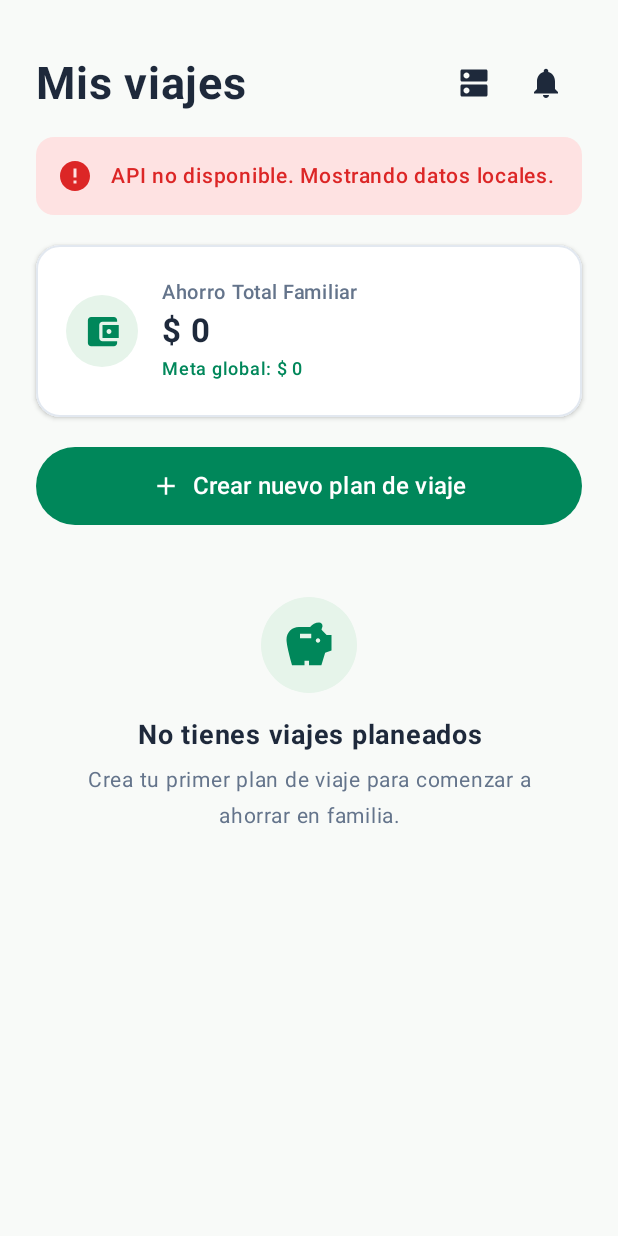
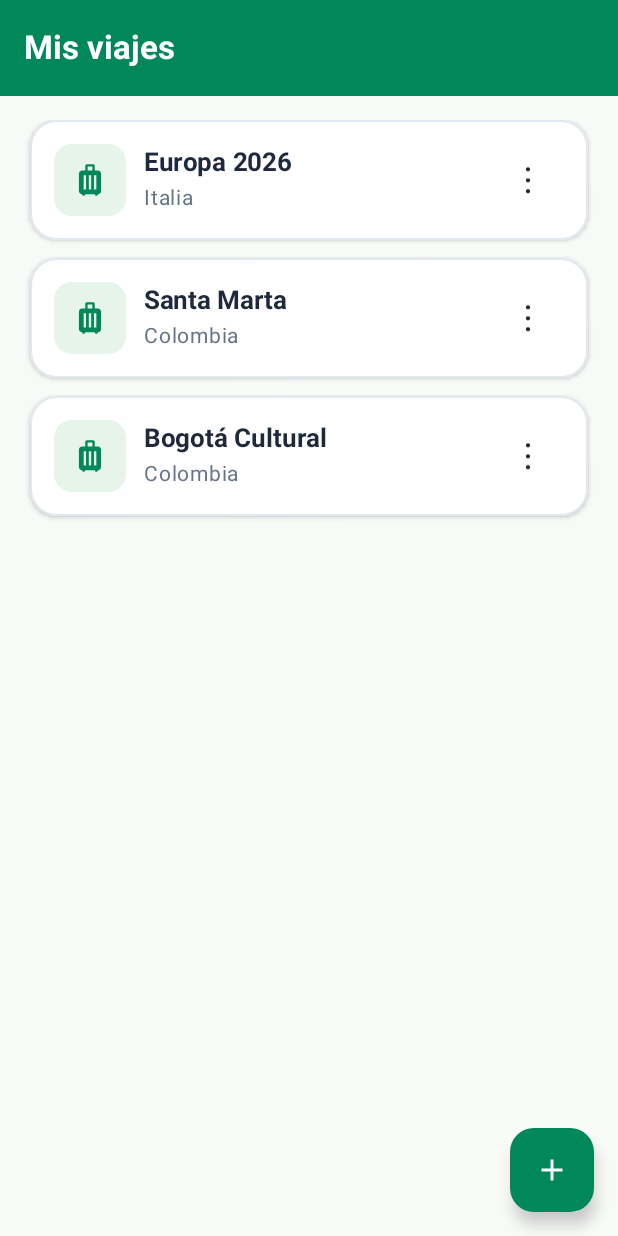
Before and after one commit to Mik17-sr/Parcial2PPC, an Android app built with Jetpack Compose: the screen it shows after launch (MainActivity), on a phone screen of 412 x 824 dp. Run offline under Robolectric (Android 15) with nearby library versions, the phone set to English and light mode, and no system bars.

Commit message:
home screen and components

```diff
--- a/app/src/main/java/com/udistrital/parcial2ppc/MainActivity.kt
+++ b/app/src/main/java/com/udistrital/parcial2ppc/MainActivity.kt
@@ -4,18 +4,14 @@ import android.os.Bundle
 import androidx.activity.ComponentActivity
 import androidx.activity.compose.setContent
 import androidx.activity.enableEdgeToEdge
-import androidx.activity.viewModels
 import androidx.compose.foundation.layout.fillMaxSize
 import androidx.compose.material3.MaterialTheme
 import androidx.compose.material3.Surface
 import androidx.compose.ui.Modifier
 import com.udistrital.parcial2ppc.presentation.navigation.AppNavigation
 import com.udistrital.parcial2ppc.presentation.theme.PlansPPCTheme
-import com.udistrital.parcial2ppc.presentation.viewmodel.SavingsViewModel
 
 class MainActivity : ComponentActivity() {
-    private val viewModel: SavingsViewModel by viewModels()
-
     override fun onCreate(savedInstanceState: Bundle?) {
         super.onCreate(savedInstanceState)
         enableEdgeToEdge()
@@ -25,7 +21,7 @@ class MainActivity : ComponentActivity() {
                     modifier = Modifier.fillMaxSize(),
                     color = MaterialTheme.colorScheme.background
                 ) {
-                    AppNavigation(viewModel = viewModel)
+                    AppNavigation()
                 }
             }
         }
--- a/app/src/main/java/com/udistrital/parcial2ppc/presentation/navigation/AppNavigation.kt
+++ b/app/src/main/java/com/udistrital/parcial2ppc/presentation/navigation/AppNavigation.kt
@@ -1,71 +1,9 @@
 package com.udistrital.parcial2ppc.presentation.navigation
 
 import androidx.compose.runtime.Composable
-import androidx.compose.runtime.collectAsState
-import androidx.compose.runtime.getValue
-import com.udistrital.parcial2ppc.presentation.crear_viaje.CrearPlanScreen
-import com.udistrital.parcial2ppc.presentation.detalle_plan.DetallePlanScreen
-import com.udistrital.parcial2ppc.presentation.home.HomeScreen
-import com.udistrital.parcial2ppc.presentation.registrar_pago.RegistrarPagoScreen
-import com.udistrital.parcial2ppc.presentation.viewmodel.SavingsViewModel
-import com.udistrital.parcial2ppc.presentation.viewmodel.Screen
+import com.udistrital.parcial2ppc.presentation.viajes.ViajesScreen
 
 @Composable
-fun AppNavigation(
-    viewModel: SavingsViewModel
-) {
-    val currentScreen by viewModel.currentScreen.collectAsState()
-    val planesList by viewModel.planesList.collectAsState()
-    val selectedPlanDetail by viewModel.selectedPlanDetail.collectAsState()
-    val selectedPlanMiembros by viewModel.selectedPlanMiembros.collectAsState()
-    val isLoading by viewModel.isLoading.collectAsState()
-    val errorMessage by viewModel.errorMessage.collectAsState()
-
-    when (val screen = currentScreen) {
-        is Screen.Home -> {
-            HomeScreen(
-                planes = planesList,
-                isLoading = isLoading,
-                errorMessage = errorMessage,
-                onNavigateToCreatePlan = { viewModel.navigateTo(Screen.CreatePlan) },
-                onSelectPlan = { planId -> viewModel.navigateTo(Screen.PlanDetailView(planId)) },
-                onUpdateServerUrl = { newUrl -> viewModel.updateServerUrl(newUrl) }
-            )
-        }
-        is Screen.CreatePlan -> {
-            CrearPlanScreen(
-                errorMessage = errorMessage,
-                isLoading = isLoading,
-                onBack = { viewModel.navigateTo(Screen.Home) },
-                onCreatePlan = { motivo, meta, meses, miembros ->
-                    viewModel.crearPlan(motivo, meta, meses, miembros) {
-                        viewModel.navigateTo(Screen.Home)
-                    }
-                }
-            )
-        }
-        is Screen.PlanDetailView -> {
-            DetallePlanScreen(
-                planDetail = selectedPlanDetail,
-                isLoading = isLoading,
-                onBack = { viewModel.navigateTo(Screen.Home) },
-                onNavigateToRegisterPayment = { planId ->
-                    viewModel.navigateTo(Screen.RegisterPayment(planId))
-                }
-            )
-        }
-        is Screen.RegisterPayment -> {
-            RegistrarPagoScreen(
-                miembros = selectedPlanMiembros,
-                errorMessage = errorMessage,
-                isLoading = isLoading,
-                onBack = { viewModel.navigateTo(Screen.PlanDetailView(screen.planId)) },
-                onRegisterPayment = { miembroId, monto ->
-                    viewModel.registrarPago(screen.planId, miembroId, monto) {
-                        viewModel.navigateTo(Screen.PlanDetailView(screen.planId))
-                    }
-                }
-            )
-        }
-    }
+fun AppNavigation() {
+    ViajesScreen()
 }
--- /dev/null
+++ b/app/src/main/java/com/udistrital/parcial2ppc/presentation/viajes/ViajesScreen.kt
@@ -0,0 +1,292 @@
+package com.udistrital.parcial2ppc.presentation.viajes
+
+import androidx.compose.foundation.BorderStroke
+import androidx.compose.foundation.background
+import androidx.compose.foundation.clickable
+import androidx.compose.foundation.layout.Arrangement
+import androidx.compose.foundation.layout.Box
+import androidx.compose.foundation.layout.Column
+import androidx.compose.foundation.layout.ColumnScope
+import androidx.compose.foundation.layout.Row
+import androidx.compose.foundation.layout.Spacer
+import androidx.compose.foundation.layout.fillMaxSize
+import androidx.compose.foundation.layout.fillMaxWidth
+import androidx.compose.foundation.layout.height
+import androidx.compose.foundation.layout.padding
+import androidx.compose.foundation.layout.size
+import androidx.compose.foundation.lazy.LazyColumn
+import androidx.compose.foundation.lazy.items
+import androidx.compose.foundation.shape.CircleShape
+import androidx.compose.foundation.shape.RoundedCornerShape
+import androidx.compose.foundation.text.KeyboardOptions
+import androidx.compose.material.icons.Icons
+import androidx.compose.material.icons.automirrored.filled.ArrowBack
+import androidx.compose.material.icons.filled.Add
+import androidx.compose.material.icons.filled.CalendarMonth
+import androidx.compose.material.icons.filled.LocationOn
+import androidx.compose.material.icons.filled.Luggage
+import androidx.compose.material.icons.filled.Save
+import androidx.compose.material.icons.filled.Tag
+import androidx.compose.material3.AlertDialog
+import androidx.compose.material3.Card
+import androidx.compose.material3.CardDefaults
+import androidx.compose.material3.DropdownMenu
+import androidx.compose.material3.DropdownMenuItem
+import androidx.compose.material3.ExperimentalMaterial3Api
+import androidx.compose.material3.FloatingActionButton
+import androidx.compose.material3.Icon
+import androidx.compose.material3.IconButton
+import androidx.compose.material3.MaterialTheme
+import androidx.compose.material3.OutlinedTextField
+import androidx.compose.material3.Scaffold
+import androidx.compose.material3.Text
+import androidx.compose.material3.TextButton
+import androidx.compose.material3.TopAppBar
+import androidx.compose.material3.TopAppBarDefaults
+import androidx.compose.runtime.Composable
+import androidx.compose.runtime.getValue
+import androidx.compose.runtime.mutableStateListOf
+import androidx.compose.runtime.mutableStateOf
+import androidx.compose.runtime.remember
+import androidx.compose.runtime.setValue
+import androidx.compose.ui.Alignment
+import androidx.compose.ui.Modifier
+import androidx.compose.ui.graphics.Color
+import androidx.compose.ui.text.font.FontWeight
+import androidx.compose.ui.text.input.KeyboardType
+import androidx.compose.ui.unit.dp
+import androidx.compose.ui.unit.sp
+import com.udistrital.parcial2ppc.presentation.components.PrimaryButton
+import com.udistrital.parcial2ppc.presentation.theme.CardBorder
+import com.udistrital.parcial2ppc.presentation.theme.GreenPrimary
+import com.udistrital.parcial2ppc.presentation.theme.GreenSecondary
+import com.udistrital.parcial2ppc.presentation.theme.TextDark
+import com.udistrital.parcial2ppc.presentation.theme.TextMuted
+
+private data class Place(val id: Long, val name: String, val description: String, val city: String, val category: String, val date: String)
+private data class Trip(val id: Long, val name: String, val destination: String, val start: String, val end: String, val places: List<Place> = emptyList())
+
+@Composable
+fun ViajesScreen() {
+    val trips = remember {
+        mutableStateListOf(
+            Trip(1, "Europa 2026", "Italia", "10 jun 2026", "20 jun 2026", listOf(
+                Place(11, "Coliseo Romano", "Anfiteatro romano, uno de los principales atractivos de Roma.", "Roma", "Histórico", "12 jun 2026"),
+                Place(12, "Fontana di Trevi", "Fuente monumental en el corazón de Roma.", "Roma", "Cultural", "13 jun 2026"),
+                Place(13, "Vaticano", "Museos y basílica de San Pedro.", "Ciudad del Vaticano", "Cultural", "15 jun 2026")
+            )),
+            Trip(2, "Santa Marta", "Colombia", "5 jul 2026", "12 jul 2026"),
+            Trip(3, "Bogotá Cultural", "Colombia", "18 ago 2026", "22 ago 2026")
+        )
+    }
+    var selectedTripId by remember { mutableStateOf<Long?>(null) }
+    var showingForm by remember { mutableStateOf(false) }
+    var editingPlace by remember { mutableStateOf(false) }
+    var deletingTrip by remember { mutableStateOf<Long?>(null) }
+    var deletingPlace by remember { mutableStateOf<Long?>(null) }
+    var tripMenu by remember { mutableStateOf<Long?>(null) }
+    var placeMenu by remember { mutableStateOf<Long?>(null) }
+    val selectedTrip = trips.firstOrNull { it.id == selectedTripId }
+
+    when {
+        showingForm && editingPlace -> PlaceFormScreen(
+            onBack = { showingForm = false; editingPlace = false },
+            onSave = { name, description, city, category, date ->
+                selectedTrip?.let { trip ->
+                    val updated = trip.copy(places = trip.places + Place(System.currentTimeMillis(), name, description, city, category, date))
+                    trips[trips.indexOfFirst { it.id == trip.id }] = updated
+                }
+                showingForm = false
+                editingPlace = false
+            }
+        )
+        showingForm -> TripFormScreen(
+            onBack = { showingForm = false },
+            onSave = { name, destination, start, end ->
+                trips.add(Trip(System.currentTimeMillis(), name, destination, start, end))
+                showingForm = false
+            }
+        )
+        selectedTrip != null -> TripDetailScreen(
+            trip = selectedTrip,
+            placeMenu = placeMenu,
+            onPlaceMenu = { placeMenu = it },
+            onBack = { selectedTripId = null },
+            onAddPlace = { editingPlace = true; showingForm = true },
+            onDeletePlace = { deletingPlace = it }
+        )
+        else -> TripListScreen(
+            trips = trips,
+            tripMenu = tripMenu,
+            onTripMenu = { tripMenu = it },
+            onOpenTrip = { selectedTripId = it },
+            onCreateTrip = { showingForm = true },
+            onDeleteTrip = { deletingTrip = it }
+        )
+    }
+
+    deletingTrip?.let { id ->
+        ConfirmDeleteDialog("¿Eliminar este viaje?", onConfirm = {
+            trips.removeAll { it.id == id }
+            deletingTrip = null
+        }, onDismiss = { deletingTrip = null })
+    }
+    deletingPlace?.let { id ->
+        ConfirmDeleteDialog("¿Eliminar este lugar?", onConfirm = {
+            selectedTrip?.let { trip ->
+                trips[trips.indexOfFirst { it.id == trip.id }] = trip.copy(places = trip.places.filterNot { it.id == id })
+            }
+            deletingPlace = null
+        }, onDismiss = { deletingPlace = null })
+    }
+}
+
+@OptIn(ExperimentalMaterial3Api::class)
+@Composable
+private fun TripListScreen(trips: List<Trip>, tripMenu: Long?, onTripMenu: (Long?) -> Unit, onOpenTrip: (Long) -> Unit, onCreateTrip: () -> Unit, onDeleteTrip: (Long) -> Unit) {
+    Scaffold(
+        topBar = { TopAppBar(title = { Text("Mis viajes", fontWeight = FontWeight.Bold) }, colors = TopAppBarDefaults.topAppBarColors(containerColor = GreenPrimary, titleContentColor = Color.White)) },
+        floatingActionButton = { FloatingActionButton(onClick = onCreateTrip, containerColor = GreenPrimary, contentColor = Color.White) { Icon(Icons.Default.Add, "Crear viaje") } }
+    ) { padding ->
+        if (trips.isEmpty()) {
+            Column(Modifier.fillMaxSize().padding(padding).padding(24.dp), horizontalAlignment = Alignment.CenterHorizontally, verticalArrangement = Arrangement.Center) {
+                Icon(Icons.Default.Luggage, null, tint = GreenPrimary, modifier = Modifier.size(56.dp))
+                Spacer(Modifier.height(12.dp)); Text("Aún no tienes viajes", fontSize = 20.sp, fontWeight = FontWeight.Bold, color = TextDark)
+                Text("Crea un viaje y agrega los lugares que quieres conocer.", color = TextMuted)
+            }
+        } else LazyColumn(Modifier.fillMaxSize().padding(padding).padding(horizontal = 20.dp, vertical = 16.dp), verticalArrangement = Arrangement.spacedBy(12.dp)) {
+            items(trips, key = { it.id }) { trip ->
+                Card(shape = RoundedCornerShape(18.dp), colors = CardDefaults.cardColors(containerColor = Color.White), border = BorderStroke(1.dp, CardBorder), elevation = CardDefaults.cardElevation(2.dp), modifier = Modifier.fillMaxWidth().clickable { onOpenTrip(trip.id) }) {
+                    Row(Modifier.fillMaxWidth().padding(16.dp), verticalAlignment = Alignment.CenterVertically) {
+                        LeadingIcon(Icons.Default.Luggage)
+                        Column(Modifier.weight(1f).padding(start = 12.dp)) {
+                            Text(trip.name, fontSize = 17.sp, fontWeight = FontWeight.Bold, color = TextDark)
+                            Text(trip.destination, color = TextMuted, fontSize = 14.sp)
+                        }
+                        Box {
+                            IconButton(onClick = { onTripMenu(trip.id) }) { Text("⋮", fontSize = 24.sp, color = TextDark) }
+                            DropdownMenu(expanded = tripMenu == trip.id, onDismissRequest = { onTripMenu(null) }) {
+                                DropdownMenuItem(text = { Text("Ver lugares") }, onClick = { onTripMenu(null); onOpenTrip(trip.id) })
+                                DropdownMenuItem(text = { Text("Eliminar viaje") }, onClick = { onTripMenu(null); onDeleteTrip(trip.id) })
+                            }
+                        }
+                    }
+                }
+            }
+        }
+    }
+}
+
+@OptIn(ExperimentalMaterial3Api::class)
+@Composable
+private fun TripDetailScreen(trip: Trip, placeMenu: Long?, onPlaceMenu: (Long?) -> Unit, onBack: () -> Unit, onAddPlace: () -> Unit, onDeletePlace: (Long) -> Unit) {
+    Scaffold(
+        topBar = { TopAppBar(title = { Text(trip.name, fontWeight = FontWeight.Bold) }, navigationIcon = { IconButton(onClick = onBack) { Icon(Icons.AutoMirrored.Filled.ArrowBack, "Volver", tint = Color.White) } }, colors = TopAppBarDefaults.topAppBarColors(containerColor = GreenPrimary, titleContentColor = Color.White)) },
+        floatingActionButton = { FloatingActionButton(onClick = onAddPlace, containerColor = GreenPrimary, contentColor = Color.White) { Icon(Icons.Default.Add, "Agregar lugar") } }
+    ) { padding ->
+        LazyColumn(Modifier.fillMaxSize().padding(padding).padding(horizontal = 20.dp, vertical = 16.dp), verticalArrangement = Arrangement.spacedBy(10.dp)) {
+            item {
+                Card(shape = RoundedCornerShape(18.dp), colors = CardDefaults.cardColors(containerColor = Color.White), border = BorderStroke(1.dp, CardBorder)) {
+                    Row(Modifier.fillMaxWidth().padding(16.dp), verticalAlignment = Alignment.CenterVertically) {
+                        LeadingIcon(Icons.Default.Luggage)
+                        Column(Modifier.padding(start = 12.dp)) {
+                            Text(trip.name, fontWeight = FontWeight.Bold, fontSize = 18.sp, color = TextDark)
+                            Text("📍  ${trip.destination}", color = TextDark, fontSize = 14.sp)
+                            Text("▦  ${trip.start} – ${trip.end}", color = TextMuted, fontSize = 13.sp)
+                        }
+                    }
+                }
+            }
+            item { Text("Lugares a visitar (${trip.places.size})", fontSize = 20.sp, fontWeight = FontWeight.Bold, color = TextDark, modifier = Modifier.padding(top = 6.dp, bottom = 2.dp)) }
+            if (trip.places.isEmpty()) item { Text("Agrega el primer lugar de este viaje.", color = TextMuted, modifier = Modifier.padding(vertical = 12.dp)) }
+            items(trip.places, key = { it.id }) { place ->
+                Card(shape = RoundedCornerShape(16.dp), colors = CardDefaults.cardColors(containerColor = Color.White), border = BorderStroke(1.dp, CardBorder), elevation = CardDefaults.cardElevation(1.dp)) {
+                    Row(Modifier.fillMaxWidth().padding(start = 12.dp, end = 4.dp, top = 10.dp, bottom = 10.dp), verticalAlignment = Alignment.CenterVertically) {
+                        LeadingIcon(Icons.Default.LocationOn)
+                        Column(Modifier.weight(1f).padding(start = 10.dp)) {
+                            Text(place.name, fontWeight = FontWeight.Bold, fontSize = 15.sp, color = TextDark)
+                            Row(verticalAlignment = Alignment.CenterVertically) { Icon(Icons.Default.CalendarMonth, null, tint = GreenPrimary, modifier = Modifier.size(15.dp)); Text(" ${place.date} · ${place.city}", color = TextMuted, fontSize = 12.sp) }
+                        }
+                        Box {
+                            IconButton(onClick = { onPlaceMenu(place.id) }) { Text("⋮", fontSize = 22.sp, color = TextDark) }
+                            DropdownMenu(expanded = placeMenu == place.id, onDismissRequest = { onPlaceMenu(null) }) {
+                                DropdownMenuItem(text = { Text("Eliminar lugar") }, onClick = { onPlaceMenu(null); onDeletePlace(place.id) })
+                            }
+                        }
+                    }
+                }
+            }
+        }
+    }
+}
+
+@Composable
+private fun TripFormScreen(onBack: () -> Unit, onSave: (String, String, String, String) -> Unit) {
+    var name by remember { mutableStateOf("") }; var destination by remember { mutableStateOf("") }
+    var start by remember { mutableStateOf("") }; var end by remember { mutableStateOf("") }
+    var error by remember { mutableStateOf<String?>(null) }
+    FormScaffold("Crear viaje", onBack) {
+        FieldLabel("Nombre del viaje *"); AppField(name, { name = it }, "Ej: Europa 2026")
+        FieldLabel("Destino *"); AppField(destination, { destination = it }, "Ej: Italia")
+        Row(horizontalArrangement = Arrangement.spacedBy(10.dp)) {
+            Column(Modifier.weight(1f)) { FieldLabel("Fecha de inicio *"); AppField(start, { start = it }, "10 jun 2026", leading = Icons.Default.CalendarMonth) }
+            Column(Modifier.weight(1f)) { FieldLabel("Fecha de fin *"); AppField(end, { end = it }, "20 jun 2026", leading = Icons.Default.CalendarMonth) }
+        }
+        Text("Puedes escribir las fechas como DD MMM AAAA", fontSize = 12.sp, color = TextMuted, modifier = Modifier.padding(top = 5.dp))
+        FormError(error)
+        Spacer(Modifier.weight(1f)); PrimaryButton("Guardar", { if (name.isBlank() || destination.isBlank() || start.isBlank() || end.isBlank()) error = "Completa todos los campos obligatorios" else onSave(name.trim(), destination.trim(), start.trim(), end.trim()) }, icon = Icons.Default.Save)
+    }
+}
+
+@Composable
+private fun PlaceFormScreen(onBack: () -> Unit, onSave: (String, String, String, String, String) -> Unit) {
+    var name by remember { mutableStateOf("") }; var description by remember { mutableStateOf("") }
+    var city by remember { mutableStateOf("") }; var category by remember { mutableStateOf("Histórico") }; var date by remember { mutableStateOf("") }
+    var categoryExpanded by remember { mutableStateOf(false) }; var error by remember { mutableStateOf<String?>(null) }
+    FormScaffold("Agregar lugar", onBack) {
+        FieldLabel("Nombre del lugar *"); AppField(name, { name = it }, "Ej: Coliseo Romano")
+        FieldLabel("Descripción *"); AppField(description, { description = it }, "Describe brevemente el lugar", singleLine = false)
+        FieldLabel("Ciudad *"); AppField(city, { city = it }, "Ej: Roma")
+        FieldLabel("Categoría *")
+        Box {
+            OutlinedTextField(value = category, onValueChange = {}, readOnly = true, modifier = Modifier.fillMaxWidth().clickable { categoryExpanded = true }, leadingIcon = { Icon(Icons.Default.Tag, null, tint = GreenPrimary) }, trailingIcon = { Text("▾", color = TextDark) }, shape = RoundedCornerShape(12.dp), colors = fieldColors())
+            Box(Modifier.matchParentSize().clickable { categoryExpanded = true })
+            DropdownMenu(expanded = categoryExpanded, onDismissRequest = { categoryExpanded = false }) { listOf("Histórico", "Cultural", "Naturaleza", "Gastronomía", "Aventura", "Otro").forEach { option -> DropdownMenuItem(text = { Text(option) }, onClick = { category = option; categoryExpanded = false }) } }
+        }
+        FieldLabel("Fecha tentativa *"); AppField(date, { date = it }, "12 jun 2026", leading = Icons.Default.CalendarMonth)
+        FormError(error)
+        Spacer(Modifier.weight(1f)); PrimaryButton("Guardar", { if (name.isBlank() || description.isBlank() || city.isBlank() || date.isBlank()) error = "Completa todos los campos obligatorios" else onSave(name.trim(), description.trim(), city.trim(), category, date.trim()) }, icon = Icons.Default.Save)
+    }
+}
+
+@OptIn(ExperimentalMaterial3Api::class)
+@Composable
+private fun FormScaffold(title: String, onBack: () -> Unit, content: @Composable ColumnScope.() -> Unit) {
+    Scaffold(topBar = { TopAppBar(title = { Text(title, fontWeight = FontWeight.Bold) }, navigationIcon = { IconButton(onClick = onBack) { Icon(Icons.AutoMirrored.Filled.ArrowBack, "Volver", tint = Color.White) } }, colors = TopAppBarDefaults.topAppBarColors(containerColor = GreenPrimary, titleContentColor = Color.White)) }) { padding ->
+        Column(Modifier.fillMaxSize().padding(padding).padding(horizontal = 22.dp, vertical = 12.dp), verticalArrangement = Arrangement.spacedBy(7.dp), content = content)
+    }
+}
+
+@Composable
+private fun FieldLabel(text: String) { Text(text, fontSize = 14.sp, fontWeight = FontWeight.SemiBold, color = TextDark, modifier = Modifier.padding(top = 7.dp, bottom = 1.dp)) }
+
+@Composable
+private fun AppField(value: String, onValueChange: (String) -> Unit, placeholder: String, leading: androidx.compose.ui.graphics.vector.ImageVector? = null, singleLine: Boolean = true) {
+    OutlinedTextField(value = value, onValueChange = onValueChange, modifier = Modifier.fillMaxWidth(), placeholder = { Text(placeholder, color = TextMuted, fontSize = 14.sp) }, leadingIcon = if (leading == null) null else ({ Icon(leading, null, tint = GreenPrimary) }), shape = RoundedCornerShape(12.dp), singleLine = singleLine, minLines = if (singleLine) 1 else 2, keyboardOptions = KeyboardOptions(keyboardType = KeyboardType.Text), colors = fieldColors())
+}
+
+@Composable
+private fun fieldColors() = androidx.compose.material3.OutlinedTextFieldDefaults.colors(focusedBorderColor = GreenPrimary, unfocusedBorderColor = CardBorder, focusedLabelColor = GreenPrimary, cursorColor = GreenPrimary)
+
+@Composable
+private fun FormError(error: String?) { if (error != null) Text(error, color = MaterialTheme.colorScheme.error, fontSize = 13.sp) }
+
+@Composable
+private fun LeadingIcon(image: androidx.compose.ui.graphics.vector.ImageVector) {
+    Box(Modifier.size(48.dp).background(GreenSecondary, RoundedCornerShape(12.dp)), contentAlignment = Alignment.Center) { Icon(image, null, tint = GreenPrimary, modifier = Modifier.size(25.dp)) }
+}
+
+@Composable
+private fun ConfirmDeleteDialog(message: String, onConfirm: () -> Unit, onDismiss: () -> Unit) {
+    AlertDialog(onDismissRequest = onDismiss, title = { Text(message) }, confirmButton = { TextButton(onClick = onConfirm) { Text("Eliminar", color = MaterialTheme.colorScheme.error) } }, dismissButton = { TextButton(onClick = onDismiss) { Text("Cancelar", color = GreenPrimary) } })
+}
```
Also changed, not shown: 2 other files.
